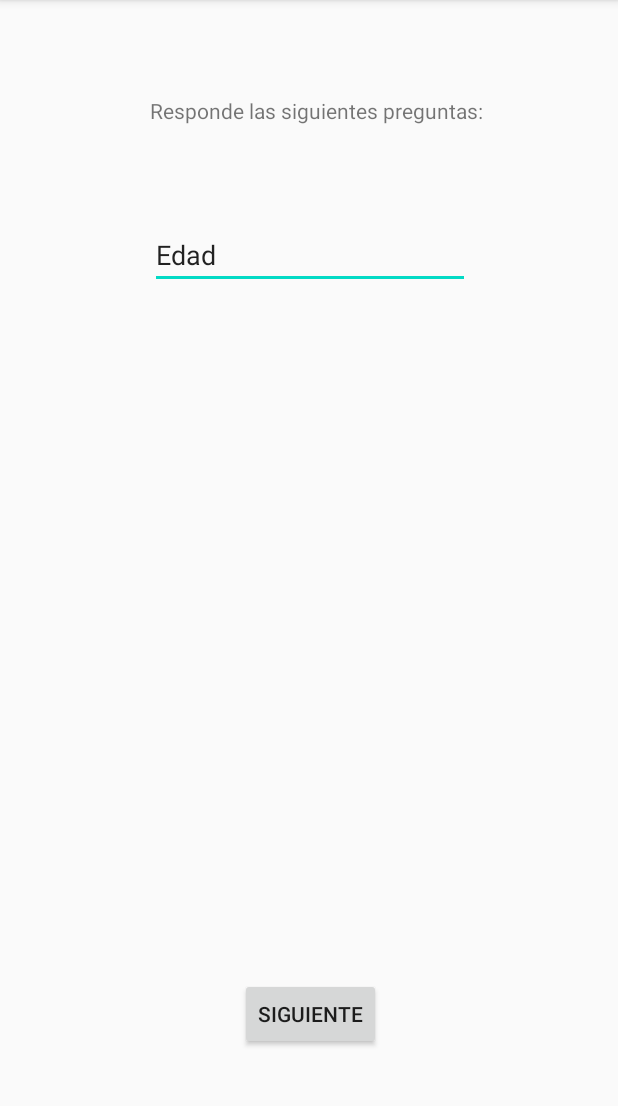
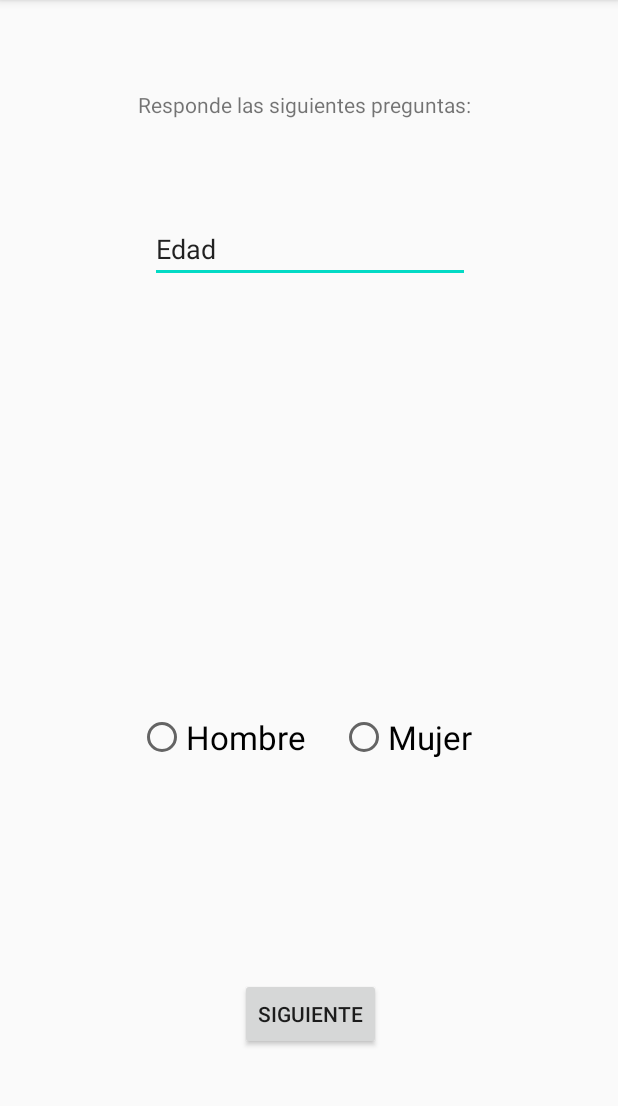
Before and after one commit to soupbizkit/Fitdemic, an Android app: the PreguntasActivity screen opened directly, with no data from a screen before it, on a phone screen of 412 x 824 dp, the part 84-1190 px from its top. Run offline under Robolectric (Android 15) with nearby library versions, the phone set to English and light mode, and no system bars.

Commit message:
agregue botones genero al activity_preguntas.xml

```diff
--- a/app/src/main/AndroidManifest.xml
+++ b/app/src/main/AndroidManifest.xml
@@ -9,7 +9,7 @@
         android:roundIcon="@mipmap/ic_launcher_round"
         android:supportsRtl="true"
         android:theme="@style/AppTheme">
-        <activity android:name=".PreguntasActivity"></activity>
+        <activity android:name=".PreguntasActivity" />
         <activity android:name=".MainActivity">
             <intent-filter>
                 <action android:name="android.intent.action.MAIN" />
--- a/app/src/main/java/com/example/fitdemic/PreguntasActivity.java
+++ b/app/src/main/java/com/example/fitdemic/PreguntasActivity.java
@@ -11,4 +11,8 @@ public class PreguntasActivity extends AppCompatActivity {
         super.onCreate(savedInstanceState);
         setContentView(R.layout.activity_preguntas);
     }
+
+    //función del botón, recaudar datos  del activity, conectar a base, guardar datos y cerrar conección a base
+
+
 }
--- a/app/src/main/res/layout/activity_preguntas.xml
+++ b/app/src/main/res/layout/activity_preguntas.xml
@@ -10,8 +10,8 @@
         android:id="@+id/textView"
         android:layout_width="wrap_content"
         android:layout_height="wrap_content"
-        android:layout_marginStart="100dp"
-        android:layout_marginTop="64dp"
+        android:layout_marginStart="92dp"
+        android:layout_marginTop="60dp"
         android:text="@string/preguntas"
         app:layout_constraintStart_toStartOf="parent"
         app:layout_constraintTop_toTopOf="parent" />
@@ -37,4 +37,31 @@
         android:text="@string/botonSiguiente"
         app:layout_constraintBottom_toBottomOf="parent"
         app:layout_constraintStart_toStartOf="parent" />
+
+    <RadioButton
+        android:id="@+id/rBHombre"
+        android:layout_width="wrap_content"
+        android:layout_height="wrap_content"
+        android:text="@string/hombre"
+        android:textSize="22dp"
+        app:layout_constraintBottom_toBottomOf="parent"
+        app:layout_constraintEnd_toEndOf="parent"
+        app:layout_constraintHorizontal_bias="0.306"
+        app:layout_constraintStart_toStartOf="parent"
+        app:layout_constraintTop_toTopOf="parent"
+        app:layout_constraintVertical_bias="0.646" />
+
+    <RadioButton
+        android:id="@+id/rBMujer"
+        android:layout_width="wrap_content"
+        android:layout_height="wrap_content"
+        android:text="@string/mujer"
+        android:textSize="22dp"
+        app:layout_constraintBottom_toBottomOf="parent"
+        app:layout_constraintEnd_toEndOf="parent"
+        app:layout_constraintHorizontal_bias="0.699"
+        app:layout_constraintStart_toStartOf="parent"
+        app:layout_constraintTop_toTopOf="parent"
+        app:layout_constraintVertical_bias="0.646" />
+
 </androidx.constraintlayout.widget.ConstraintLayout>
--- a/app/src/main/res/values/strings.xml
+++ b/app/src/main/res/values/strings.xml
@@ -2,4 +2,6 @@
     <string name="app_name">Fitdemic</string>
     <string name="preguntas">Responde las siguientes preguntas: </string>
     <string name="botonSiguiente">Siguiente</string>
+    <string name="hombre">Hombre</string>
+    <string name="mujer">Mujer</string>
 </resources>
```
